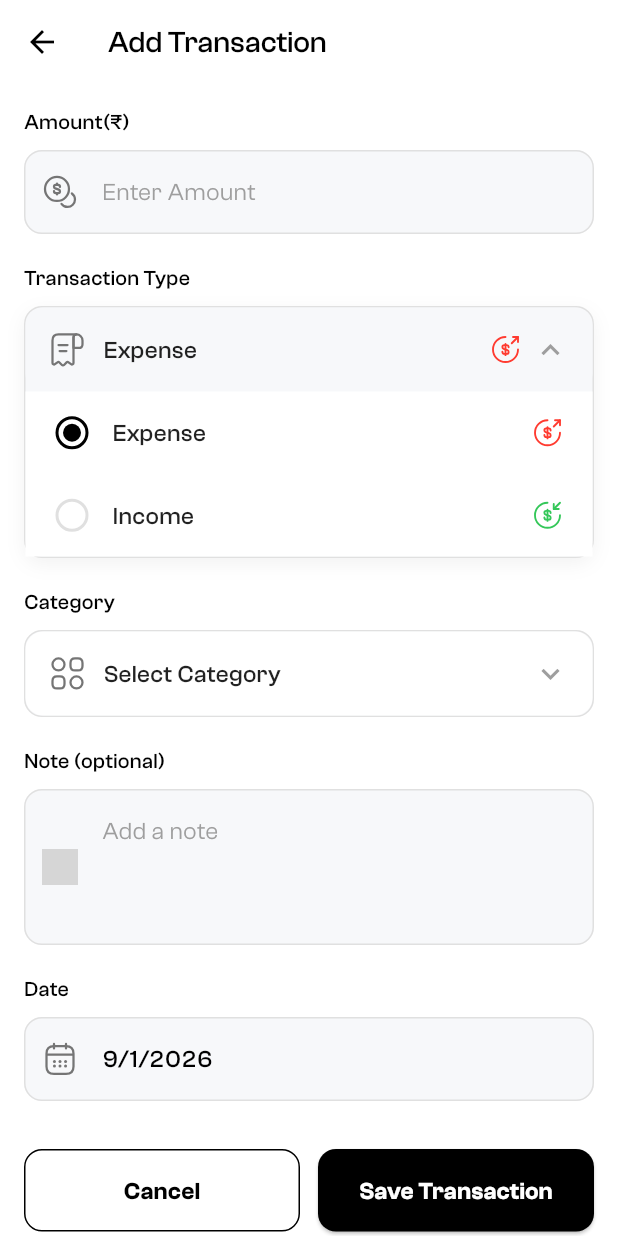
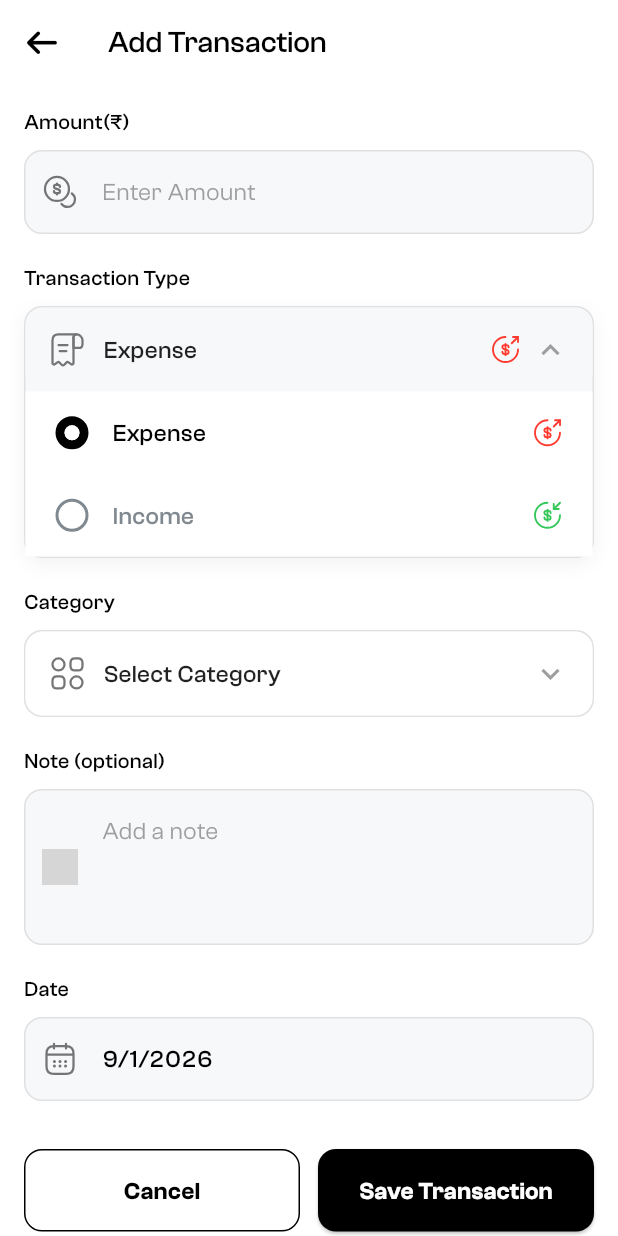
Before and after one commit to dishant-ramani/Expense-Tracker, a Flutter app: the AddTransactionScreen screen opened directly, after a tap on "Expense", on a phone screen of 412 x 824 dp. Run offline on Flutter 3.47's test engine with Material 3 defaults, Android fonts, the phone set to English and light mode, and no system bars; our stand-ins replace fl_chart, flutter_svg, font_awesome_flutter, google_fonts, google_mobile_ads, hive and 1 more; accounts and stored records are empty; grey boxes are pictures that could not be loaded.

Commit message:
QA-fix Common(2-4)

```diff
--- a/lib/screens/add_budget_screen.dart
+++ b/lib/screens/add_budget_screen.dart
@@ -1,5 +1,6 @@
 import 'package:flutter/material.dart';
 import 'package:flutter_svg/flutter_svg.dart';
+import 'package:font_awesome_flutter/font_awesome_flutter.dart';
 import 'package:myapp/models/budget.dart';
 import 'package:myapp/models/category.dart' as my_category;
 import 'package:myapp/providers/budget_provider.dart';
@@ -306,6 +307,16 @@ class _AddBudgetScreenState extends State<AddBudgetScreen> {
       appBar: AppBar(
         backgroundColor: Colors.white,
         elevation: 0,
+        leading: IconButton(
+          icon: const FaIcon(
+            FontAwesomeIcons.arrowLeft,
+            size: 20,
+            color: Colors.black,
+          ),
+          onPressed: () => Navigator.pop(context),
+          padding: EdgeInsets.zero,
+          constraints: const BoxConstraints(),
+        ),
         title: Text(
           _isEditing ? 'Edit Budget' : 'Add Budget',
           style: const TextStyle(
--- a/lib/screens/add_transaction_screen.dart
+++ b/lib/screens/add_transaction_screen.dart
@@ -1,5 +1,6 @@
 import 'package:flutter/material.dart';
 import 'package:flutter_svg/flutter_svg.dart';
+import 'package:font_awesome_flutter/font_awesome_flutter.dart';
 import 'package:myapp/models/category.dart' as my_category;
 import 'package:myapp/models/transaction.dart';
 import 'package:myapp/providers/category_provider.dart';
@@ -85,6 +86,17 @@ class _AddTransactionScreenState extends State<AddTransactionScreen> {
       appBar: AppBar(
         backgroundColor: Colors.white,
         elevation: 0,
+        leading: IconButton(
+          icon: FaIcon(
+            FontAwesomeIcons.arrowLeft,
+            size: 20,
+            color: Colors.black,
+
+          ),
+          onPressed: () => Navigator.pop(context),
+          padding: EdgeInsets.zero,
+          constraints: const BoxConstraints(),
+        ),
         title: Text(
           _isEditing ? 'Edit Transaction' : 'Add Transaction',
           style: const TextStyle(
@@ -93,9 +105,6 @@ class _AddTransactionScreenState extends State<AddTransactionScreen> {
             fontSize: 20,
             color: Colors.black,
           ),
-        ),
-        iconTheme: const IconThemeData(
-          color: Colors.black, // This makes the back button black
         ),
       ),
       body: SingleChildScrollView(
@@ -493,33 +502,42 @@ class _AddTransactionScreenState extends State<AddTransactionScreen> {
                 decoration: BoxDecoration(
                   shape: BoxShape.circle,
                   border: Border.all(
-                  color: _selectedType == value ? Colors.black : const Color(0xFFE0E0E0),
-                  width: 2,
+                    color: _selectedType == value
+                        ? Colors.black
+                        : const Color(0xFF808890),
+                    width: _selectedType == value ? 6 : 2, // ✅ thicker selected ring
                   ),
+
                 ),
                 child: _selectedType == value
                     ? Center(
                         child: Container(
-                        width: 12,
-                        height: 12,
+                          width: 10,
+                          height: 10,
                           decoration: const BoxDecoration(
-                          color: Colors.black,
+                            color: Colors.white, // ✅ INNER DOT WHITE
                             shape: BoxShape.circle,
                           ),
                         ),
                       )
                     : null,
               ),
+
+
             const SizedBox(width: 16),
             // Label
               Text(
                 label,
-              style: const TextStyle(
+                style: TextStyle(
                   fontFamily: 'ClashGrotesk',
                   fontSize: 16,
                   fontWeight: FontWeight.w500,
+                  color: _selectedType == value
+                      ? Colors.black
+                      : const Color(0xFF808890),
                 ),
               ),
+
             const Spacer(),
             // Icon
             SvgPicture.asset(
--- a/pubspec.yaml
+++ b/pubspec.yaml
@@ -33,6 +33,7 @@ dependencies:
 
   # Added for SVG icons (vector icons inside the app)
   flutter_svg: ^2.2.3
+  font_awesome_flutter: ^10.12.0
 
 dev_dependencies:
   flutter_test:
```
Also changed, not shown: pubspec.lock. Lines whose indentation alone changed are shown as unchanged.
